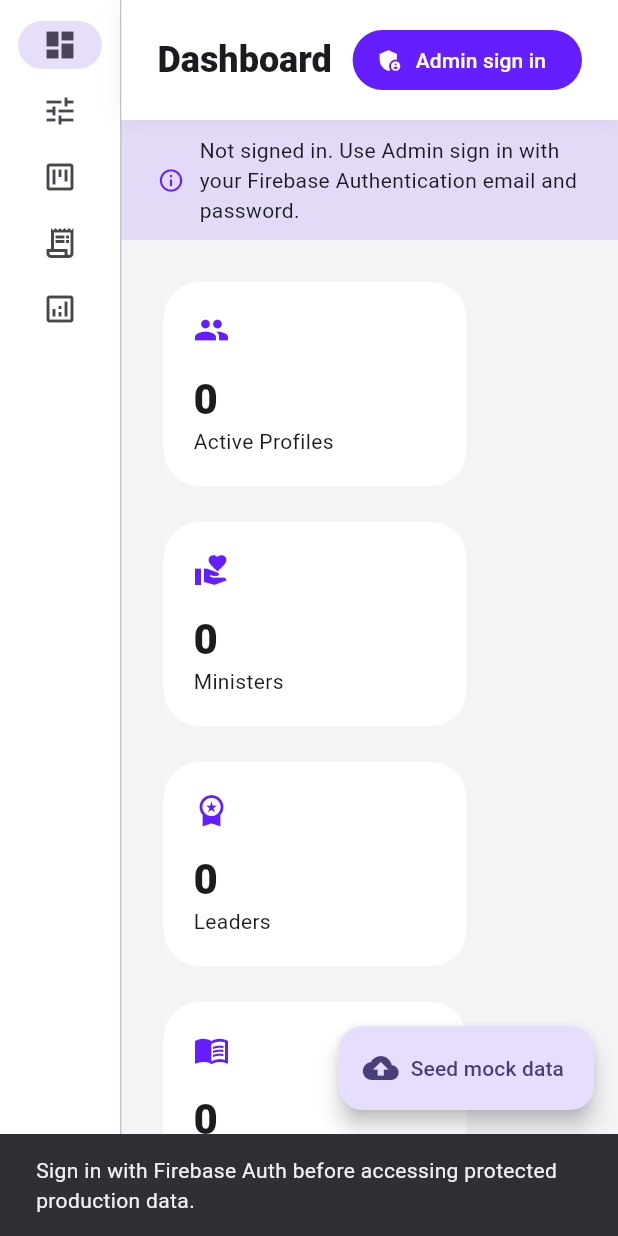
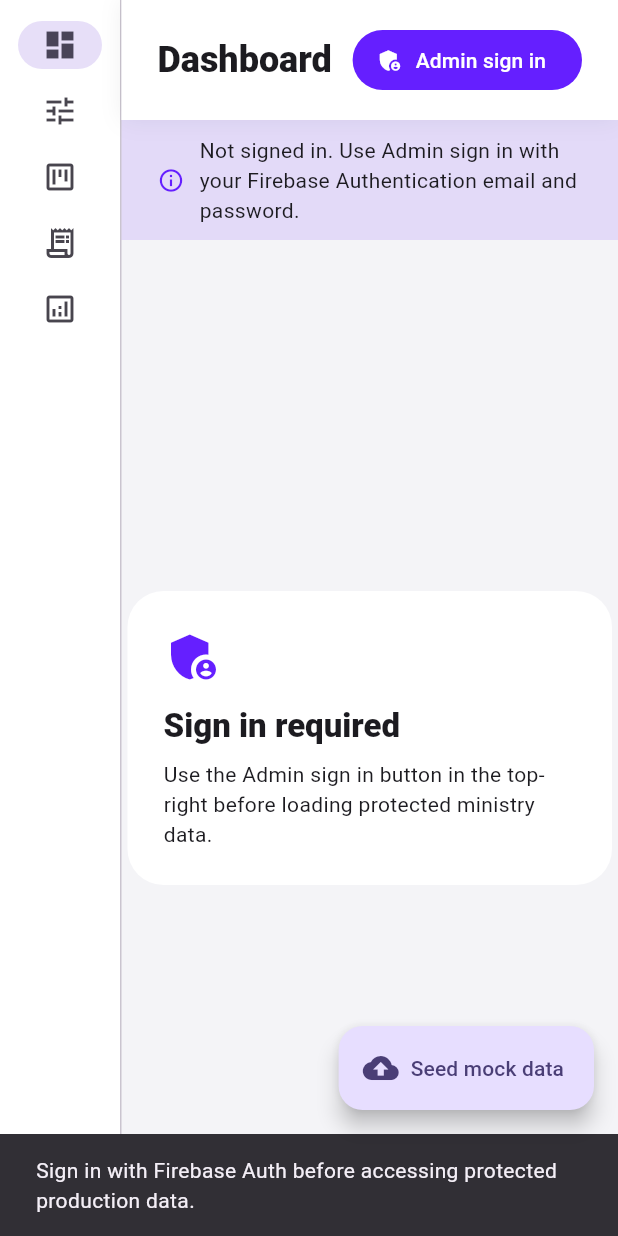
Before and after one commit to beki32/IEEC, a Flutter app: the screen it shows after launch, after a tap on "Dashboard", on a phone screen of 412 x 824 dp. Run offline on Flutter 3.47's test engine with Material 3 defaults, Android fonts, the phone set to English and light mode, and no system bars; our stand-ins replace cloud_firestore, firebase_auth, firebase_core; accounts and stored records are empty.

Commit message:
Gate admin dashboard behind auth profile
Co-authored-by: beki32 <beki32@users.noreply.github.com>

```diff
--- a/ieec_ya_admin/lib/main.dart
+++ b/ieec_ya_admin/lib/main.dart
@@ -27,6 +27,33 @@ String authErrorMessage(FirebaseAuthException error) {
 
 Future<void> main() async {
   WidgetsFlutterBinding.ensureInitialized();
+  ErrorWidget.builder = (details) => Directionality(
+        textDirection: TextDirection.ltr,
+        child: Material(
+          color: const Color(0xFF121212),
+          child: Center(
+            child: ConstrainedBox(
+              constraints: const BoxConstraints(maxWidth: 720),
+              child: Card(
+                child: Padding(
+                  padding: const EdgeInsets.all(24),
+                  child: Column(
+                    mainAxisSize: MainAxisSize.min,
+                    crossAxisAlignment: CrossAxisAlignment.start,
+                    children: [
+                      const Icon(Icons.error_outline, color: Colors.red, size: 40),
+                      const SizedBox(height: 12),
+                      const Text('IEEC YA Admin could not render this screen.', style: TextStyle(fontWeight: FontWeight.w800, fontSize: 18)),
+                      const SizedBox(height: 8),
+                      Text(details.exceptionAsString()),
+                    ],
+                  ),
+                ),
+              ),
+            ),
+          ),
+        ),
+      );
   await Firebase.initializeApp(options: DefaultFirebaseOptions.currentPlatform);
   runApp(const IeecYaAdminApp());
 }
--- a/ieec_ya_admin/lib/screens/admin_dashboard.dart
+++ b/ieec_ya_admin/lib/screens/admin_dashboard.dart
@@ -1,8 +1,57 @@
 import 'package:cloud_firestore/cloud_firestore.dart';
+import 'package:firebase_auth/firebase_auth.dart';
 import 'package:flutter/material.dart';
 
 class AdminDashboard extends StatelessWidget {
   const AdminDashboard({super.key});
+
+  @override
+  Widget build(BuildContext context) {
+    return StreamBuilder<User?>(
+      stream: FirebaseAuth.instance.authStateChanges(),
+      builder: (context, authSnapshot) {
+        final user = authSnapshot.data;
+        if (user == null) {
+          return const _SignedOutPanel();
+        }
+
+        return StreamBuilder<DocumentSnapshot<Map<String, dynamic>>>(
+          stream: FirebaseFirestore.instance.collection('users').doc(user.uid).snapshots(),
+          builder: (context, profileSnapshot) {
+            if (profileSnapshot.hasError) {
+              return _ErrorPanel(
+                title: 'Unable to verify admin profile',
+                error: profileSnapshot.error,
+              );
+            }
+
+            if (!profileSnapshot.hasData) {
+              return const Center(child: CircularProgressIndicator());
+            }
+
+            if (!profileSnapshot.data!.exists) {
+              return _MissingProfilePanel(user: user);
+            }
+
+            final profile = profileSnapshot.data!.data() ?? {};
+            final roles = (profile['roles'] as List? ?? []).map((role) => role.toString()).toSet();
+            if (!roles.contains('head_leader') && !roles.contains('core_team')) {
+              return _ErrorPanel(
+                title: 'Admin role required',
+                error: 'Your /users/${user.uid} profile exists, but roles are ${roles.toList()}. Add head_leader or core_team.',
+              );
+            }
+
+            return const _DashboardMetrics();
+          },
+        );
+      },
+    );
+  }
+}
+
+class _DashboardMetrics extends StatelessWidget {
+  const _DashboardMetrics();
 
   @override
   Widget build(BuildContext context) {
@@ -98,6 +147,70 @@ class AdminDashboard extends StatelessWidget {
   }
 }
 
+class _SignedOutPanel extends StatelessWidget {
+  const _SignedOutPanel();
+
+  @override
+  Widget build(BuildContext context) {
+    return const _InfoPanel(
+      icon: Icons.admin_panel_settings,
+      title: 'Sign in required',
+      message: 'Use the Admin sign in button in the top-right before loading protected ministry data.',
+    );
+  }
+}
+
+class _MissingProfilePanel extends StatelessWidget {
+  const _MissingProfilePanel({required this.user});
+  final User user;
+
+  @override
+  Widget build(BuildContext context) {
+    return _InfoPanel(
+      icon: Icons.person_off,
+      title: 'Firestore profile missing',
+      message: 'You signed in as ${user.email ?? user.uid}, but /users/${user.uid} does not exist. Create that document with roles: [head_leader].',
+    );
+  }
+}
+
+class _InfoPanel extends StatelessWidget {
+  const _InfoPanel({
+    required this.icon,
+    required this.title,
+    required this.message,
+  });
+
+  final IconData icon;
+  final String title;
+  final String message;
+
+  @override
+  Widget build(BuildContext context) {
+    return Center(
+      child: ConstrainedBox(
+        constraints: const BoxConstraints(maxWidth: 720),
+        child: Card(
+          child: Padding(
+            padding: const EdgeInsets.all(24),
+            child: Column(
+              mainAxisSize: MainAxisSize.min,
+              crossAxisAlignment: CrossAxisAlignment.start,
+              children: [
+                Icon(icon, color: Theme.of(context).colorScheme.primary, size: 40),
+                const SizedBox(height: 12),
+                Text(title, style: Theme.of(context).textTheme.titleLarge?.copyWith(fontWeight: FontWeight.w800)),
+                const SizedBox(height: 8),
+                Text(message),
+              ],
+            ),
+          ),
+        ),
+      ),
+    );
+  }
+}
+
 class _MetricCard extends StatelessWidget {
   const _MetricCard({required this.label, required this.value, required this.icon});
   final String label;
```
